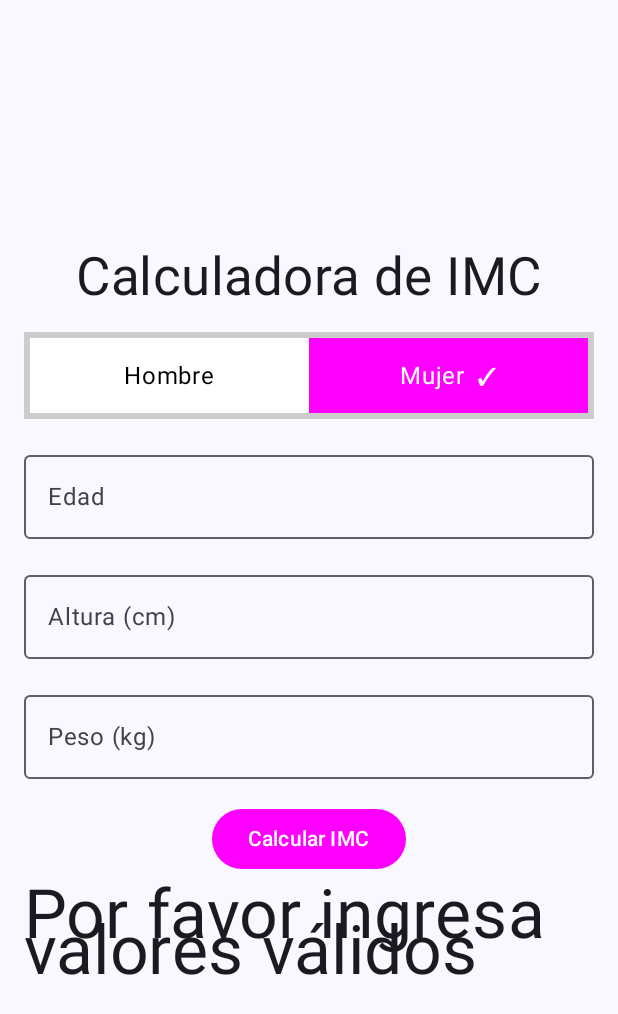
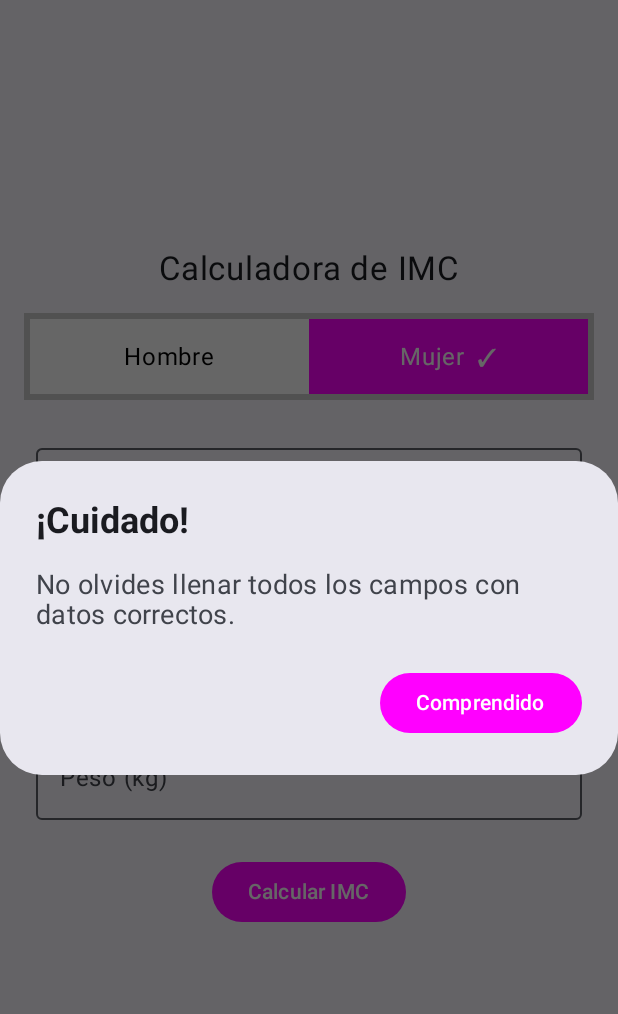
Before and after one commit to Anais-U/CalculadoraImcControlErrores, an Android app built with Jetpack Compose: the screen it shows after launch (MainActivity), after a tap on "Calcular IMC", on a phone screen of 412 x 824 dp. Shown: the top 1014 px of the screen. Run offline under Robolectric (Android 15) with nearby library versions, the phone set to English and light mode, and no system bars; 2 other taps on this screen came first.

Commit message:
manejando control de errores

```diff
--- a/app/build.gradle.kts
+++ b/app/build.gradle.kts
@@ -51,6 +51,7 @@ android {
 
 dependencies {
 
+
     implementation(libs.androidx.core.ktx)
     implementation(libs.androidx.lifecycle.runtime.ktx)
     implementation(libs.androidx.activity.compose)
@@ -59,6 +60,7 @@ dependencies {
     implementation(libs.androidx.ui.graphics)
     implementation(libs.androidx.ui.tooling.preview)
     implementation(libs.androidx.material3)
+    implementation(libs.androidx.runtime.livedata)
     testImplementation(libs.junit)
     androidTestImplementation(libs.androidx.junit)
     androidTestImplementation(libs.androidx.espresso.core)
--- a/app/src/main/java/cl/bootcamp/calculadoraimc/MainActivity.kt
+++ b/app/src/main/java/cl/bootcamp/calculadoraimc/MainActivity.kt
@@ -6,7 +6,7 @@ import androidx.activity.compose.setContent
 import androidx.compose.material3.MaterialTheme
 import androidx.compose.material3.Surface
 import cl.bootcamp.calculadoraimc.ui.theme.CalculadoraImcTheme
-import cl.bootcamp.calculadoraimc.vistas.HomeScreen
+import cl.bootcamp.calculadoraimc.view.HomeScreen
 
 class MainActivity : ComponentActivity() {
     override fun onCreate(savedInstanceState: Bundle?) {
--- a/app/src/main/java/cl/bootcamp/calculadoraimc/components/Button.kt
+++ b/app/src/main/java/cl/bootcamp/calculadoraimc/components/Button.kt
@@ -1,12 +1,34 @@
 package cl.bootcamp.calculadoraimc.components
 
 import androidx.compose.material3.Button
+import androidx.compose.material3.ButtonDefaults
 import androidx.compose.material3.Text
 import androidx.compose.runtime.Composable
+import androidx.compose.ui.graphics.Color
 
 @Composable
 fun CalcButton(onClick: () -> Unit) {
-    Button(onClick = onClick) {
+    Button(
+        onClick = onClick,
+        colors = ButtonDefaults.buttonColors(
+            containerColor = Color.Magenta, // Color de fondo del botón
+            contentColor = Color.White // Color del texto del botón
+        )
+    ) {
         Text("Calcular IMC")
     }
+
 }
+
+@Composable
+fun ConfirmButton(onClick: () -> Unit, buttonText: String = "Comprendido") {
+    Button(
+        onClick = onClick,
+        colors = ButtonDefaults.buttonColors(
+            containerColor = Color.Magenta,  // Color de fondo
+            contentColor = Color.White       // Color del texto
+        )
+    ) {
+        Text(buttonText)
+    }
+}
--- a/app/src/main/java/cl/bootcamp/calculadoraimc/components/InputField.kt
+++ b/app/src/main/java/cl/bootcamp/calculadoraimc/components/InputField.kt
@@ -1,41 +1,29 @@
 package cl.bootcamp.calculadoraimc.components
 
 import androidx.compose.foundation.layout.fillMaxWidth
+import androidx.compose.foundation.layout.padding
 import androidx.compose.foundation.text.KeyboardOptions
 import androidx.compose.material3.OutlinedTextField
 import androidx.compose.material3.Text
-import androidx.compose.runtime.*
+import androidx.compose.runtime.Composable
 import androidx.compose.ui.Modifier
-import androidx.compose.ui.text.input.KeyboardType
-import androidx.compose.ui.tooling.preview.Preview
+import androidx.compose.ui.unit.dp
 
 @Composable
 fun InputField(
     label: String,
-    value: MutableState<String>,
-    onValueChange: (String) -> Unit
+    value: String, // Cambiado a String
+    onValueChange: (String) -> Unit,
+    keyboardOptions: KeyboardOptions = KeyboardOptions.Default
 ) {
     OutlinedTextField(
-        value = value.value, // Aquí usamos el valor del MutableState
-        onValueChange = { newValue ->
-            value.value = newValue
-            onValueChange(newValue) // Llamamos a la función pasada como parámetro para manejar los cambios
-        },
+        value = value, // Utiliza directamente el valor
+        onValueChange = onValueChange, // Llama a la función pasada como parámetro
         label = { Text(label) },
-        modifier = Modifier.fillMaxWidth(),
-        keyboardOptions = KeyboardOptions(keyboardType = KeyboardType.Number) // Acepta solo números
+        modifier = Modifier
+            .fillMaxWidth()
+            .padding(8.dp),
+        keyboardOptions = keyboardOptions
     )
+
 }
-
-@Preview(showBackground = true)
-@Composable
-fun InputFieldPreview() {
-    // Para el preview usamos remember para crear un estado mutable
-    val textState = remember { mutableStateOf("") }
-
-    InputField(
-        label = "Altura (cm)", // Ejemplo de label
-        value = textState, // Estado mutable de ejemplo
-        onValueChange = {} // No necesitamos manejar cambios en el preview
-    )
-}
--- a/app/src/main/java/cl/bootcamp/calculadoraimc/model/IMCData.kt
+++ /dev/null
@@ -1,7 +0,0 @@
-package cl.bootcamp.calculadoraimc.model
-
-data class IMCData(
-    val gender: String = "Hombre",
-    val height: Float = 0f,
-    val weight: Float = 0f
-)
--- /dev/null
+++ b/app/src/main/java/cl/bootcamp/calculadoraimc/model/ImcModel.kt
@@ -0,0 +1,9 @@
+package cl.bootcamp.calculadoraimc.model
+
+
+data class ImcModel(
+    val age: String = "",
+    val gender: String = "Hombre",
+    val height: String = "",
+    val weight: String = ""
+)
--- /dev/null
+++ b/app/src/main/java/cl/bootcamp/calculadoraimc/view/HomeScreen.kt
@@ -0,0 +1,123 @@
+package cl.bootcamp.calculadoraimc.view
+
+import androidx.compose.foundation.layout.Arrangement
+import androidx.compose.foundation.layout.Column
+import androidx.compose.foundation.layout.Spacer
+import androidx.compose.foundation.layout.fillMaxSize
+import androidx.compose.foundation.layout.height
+import androidx.compose.foundation.layout.padding
+import androidx.compose.foundation.text.KeyboardOptions
+import androidx.compose.material3.AlertDialog
+import androidx.compose.material3.Text
+import androidx.compose.runtime.Composable
+import androidx.compose.ui.Alignment
+import androidx.compose.ui.Modifier
+import androidx.compose.ui.text.font.FontWeight
+import androidx.compose.ui.text.input.KeyboardType
+import androidx.compose.ui.tooling.preview.Preview
+import androidx.compose.ui.unit.dp
+import androidx.compose.ui.unit.sp
+import androidx.lifecycle.viewmodel.compose.viewModel
+import cl.bootcamp.calculadoraimc.components.CalcButton
+import cl.bootcamp.calculadoraimc.components.ConfirmButton
+import cl.bootcamp.calculadoraimc.components.InputField
+import cl.bootcamp.calculadoraimc.components.MultiButtonSegmented
+import cl.bootcamp.calculadoraimc.viewmodel.IMCViewModel
+
+@Composable
+fun HomeScreen(viewModel: IMCViewModel = viewModel()) {
+    val imcModel = viewModel.imcModel.value // Acceder al modelo de IMC
+    val imcResult = viewModel.imcResult.value
+    val showWarning = viewModel.showWarning.value
+
+    Column(
+        modifier = Modifier
+            .fillMaxSize()
+            .padding(16.dp),
+        horizontalAlignment = Alignment.CenterHorizontally,
+        verticalArrangement = Arrangement.Center
+    ) {
+        // Título
+        Text(
+            text = "Calculadora de IMC",
+            fontSize = 22.sp,
+            modifier = Modifier.padding(bottom = 16.dp)
+        )
+
+        // MultiButton Segmentado para el género
+        MultiButtonSegmented(
+            options = listOf("Hombre", "Mujer"),
+            selectedOption = imcModel.gender,
+            onOptionSelected = { viewModel.updateGender(it) }
+        )
+
+        Spacer(modifier = Modifier.height(16.dp))
+
+        // Input para Edad
+        InputField(
+            label = "Edad",
+            value = imcModel.age, // Pasar directamente el valor de edad
+            onValueChange = { viewModel.updateAge(it) },
+            keyboardOptions = KeyboardOptions(keyboardType = KeyboardType.Number)
+        )
+
+        Spacer(modifier = Modifier.height(16.dp))
+
+        // Input para Altura
+        InputField(
+            label = "Altura (cm)",
+            value = imcModel.height, // Pasar directamente el valor de altura
+            onValueChange = { viewModel.updateHeight(it) },
+            keyboardOptions = KeyboardOptions(keyboardType = KeyboardType.Number)
+        )
+
+        Spacer(modifier = Modifier.height(16.dp))
+
+        // Input para Peso
+        InputField(
+            label = "Peso (kg)",
+            value = imcModel.weight, // Pasar directamente el valor de peso
+            onValueChange = { viewModel.updateWeight(it) },
+            keyboardOptions = KeyboardOptions(keyboardType = KeyboardType.Number)
+        )
+
+        Spacer(modifier = Modifier.height(16.dp))
+
+        // Botón para calcular IMC
+        CalcButton(onClick = { viewModel.calcularIMC() })
+
+        Spacer(modifier = Modifier.height(16.dp))
+
+        // Resultado del IMC
+        Text(text = imcResult, fontSize = 35.sp)
+
+        // Mostrar el modal de advertencia si hay error
+        if (showWarning) {
+            AlertDialog(
+                onDismissRequest = { viewModel.dismissWarning() },
+                confirmButton = {
+                    ConfirmButton(onClick = { viewModel.dismissWarning() })  // Usando el botón personalizado
+                },
+                title = {
+                    Text(
+                        text = "¡Cuidado!",
+                        fontWeight = FontWeight.Bold,
+                        fontSize = 24.sp
+                    )
+                },
+                text = {
+                    Text(
+                        text = "No olvides llenar todos los campos con datos correctos.",
+                        fontSize = 18.sp
+                    )
+                }
+            )
+        }
+    }
+}
+
+@Preview(showBackground = true)
+@Composable
+fun HomeScreenPreview() {
+    HomeScreen()
+}
--- a/app/src/main/java/cl/bootcamp/calculadoraimc/viewmodel/IMCViewModel.kt
+++ /dev/null
@@ -1,32 +0,0 @@
-package cl.bootcamp.calculadoraimc.viewmodel
-
-import androidx.compose.runtime.mutableStateOf
-import androidx.lifecycle.ViewModel
-import androidx.lifecycle.viewModelScope
-import cl.bootcamp.calculadoraimc.model.IMCData
-import kotlinx.coroutines.launch
-
-class IMCViewModel : ViewModel() {
-    var imcData = mutableStateOf(IMCData())
-    var imcResult = mutableStateOf("")
-
-    fun updateGender(gender: String) {
-        imcData.value = imcData.value.copy(gender = gender)
-    }
-
-    fun updateHeight(height: Float) {
-        imcData.value = imcData.value.copy(height = height)
-    }
-
-    fun updateWeight(weight: Float) {
-        imcData.value = imcData.value.copy(weight = weight)
-    }
-
-    fun calculateIMC() {
-        viewModelScope.launch {
-            val heightInMeters = imcData.value.height / 100
-            val imc = imcData.value.weight / (heightInMeters * heightInMeters)
-            imcResult.value = "IMC: %.2f".format(imc)
-        }
-    }
-}
--- /dev/null
+++ b/app/src/main/java/cl/bootcamp/calculadoraimc/viewmodel/ImcViewModel.kt
@@ -0,0 +1,46 @@
+package cl.bootcamp.calculadoraimc.viewmodel
+
+import androidx.compose.runtime.MutableState
+import androidx.compose.runtime.mutableStateOf
+import androidx.lifecycle.ViewModel
+import cl.bootcamp.calculadoraimc.model.ImcModel
+import kotlin.math.pow
+
+class IMCViewModel : ViewModel() {
+    val imcModel: MutableState<ImcModel> = mutableStateOf(ImcModel())
+    var imcResult: MutableState<String> = mutableStateOf("")
+    var showWarning: MutableState<Boolean> = mutableStateOf(false) // Inicializar correctamente
+
+    fun calcularIMC() {
+        val height = imcModel.value.height.toFloatOrNull()
+        val weight = imcModel.value.weight.toFloatOrNull()
+
+        if (height != null && weight != null && height > 0) {
+            val imc = weight / (height / 100).pow(2)
+            imcResult.value = "Tu IMC es: %.2f".format(imc)
+        } else {
+            // Mostrar el modal si los datos no son válidos
+            showWarning.value = true
+        }
+    }
+
+    fun dismissWarning() {
+        showWarning.value = false
+    }
+
+    fun updateAge(newAge: String) {
+        imcModel.value = imcModel.value.copy(age = newAge)
+    }
+
+    fun updateGender(newGender: String) {
+        imcModel.value = imcModel.value.copy(gender = newGender)
+    }
+
+    fun updateHeight(newHeight: String) {
+        imcModel.value = imcModel.value.copy(height = newHeight)
+    }
+
+    fun updateWeight(newWeight: String) {
+        imcModel.value = imcModel.value.copy(weight = newWeight)
+    }
+}
--- a/app/src/main/java/cl/bootcamp/calculadoraimc/vistas/HomeScreen.kt
+++ /dev/null
@@ -1,115 +0,0 @@
-package cl.bootcamp.calculadoraimc.vistas
-
-import androidx.compose.ui.unit.sp
-import androidx.compose.foundation.layout.*
-import androidx.compose.material3.Button
-import androidx.compose.material3.ButtonDefaults
-import androidx.compose.material3.Text
-
-import androidx.compose.runtime.*
-import androidx.compose.ui.Alignment
-import androidx.compose.ui.Modifier
-import androidx.compose.ui.graphics.Color
-import androidx.compose.ui.tooling.preview.Preview
-import androidx.compose.ui.unit.dp
-import cl.bootcamp.calculadoraimc.components.InputField
-import cl.bootcamp.calculadoraimc.components.MultiButtonSegmented
-
-@Composable
-fun HomeScreen() {
-    // Crear estados mutables para los valores de entrada
-    val age = remember { mutableStateOf("") }
-    val height = remember { mutableStateOf("") }
-    val weight = remember { mutableStateOf("") }
-    var selectedGender by remember { mutableStateOf("Hombre") }
-    var imcResult by remember { mutableStateOf("") }
-
-    fun calcularIMC(peso: String, altura: String): String {
-        val pesoDouble = peso.toDoubleOrNull()
-        val alturaDouble = altura.toDoubleOrNull()?.div(100) // Convertimos de cm a metros
-
-        return if (pesoDouble != null && alturaDouble != null && alturaDouble > 0) {
-            val imc = pesoDouble / (alturaDouble * alturaDouble)
-            "Tu IMC es: %.2f".format(imc)
-        } else {
-            "Por favor ingresa valores válidos"
-        }
-    }
-
-    Column(
-        modifier = Modifier
-            .fillMaxSize()
-            .padding(16.dp),
-        horizontalAlignment = Alignment.CenterHorizontally,
-        verticalArrangement = Arrangement.Center
-    ) {
-        // Título
-        Text(text = "Calculadora de IMC",
-            fontSize = 35.sp,
-            modifier = Modifier.padding(bottom = 16.dp)
-        )
-
-        // MultiButton Segmentado
-        MultiButtonSegmented(
-            options = listOf("Hombre", "Mujer"),
-            selectedOption = selectedGender,
-            onOptionSelected = { selectedGender = it }
-        )
-
-        Spacer(modifier = Modifier.height(16.dp))
-
-        // Pregunta de Edad
-        InputField(
-            label = "Edad",
-            value = age,
-            onValueChange = { age.value = it }
-        )
-
-        Spacer(modifier = Modifier.height(16.dp))
-
-
-
-        // Pregunta de Altura
-        InputField(
-            label = "Altura (cm)",
-            value = height,
-            onValueChange = { height.value = it }
-        )
-
-        Spacer(modifier = Modifier.height(16.dp))
-
-        // Pregunta de Peso
-        InputField(
-            label = "Peso (kg)",
-            value = weight,
-            onValueChange = { weight.value = it }
-        )
-
-        Spacer(modifier = Modifier.height(16.dp))
-
-        // Botón para calcular IMC
-        Button(
-            onClick = {
-                imcResult = calcularIMC(weight.value, height.value)
-            },
-            colors = ButtonDefaults.buttonColors(
-                containerColor = Color.Magenta, // Color de fondo
-                contentColor = Color.White // Color del texto
-            )
-        ) {
-            Text(text = "Calcular IMC")
-        }
-
-        // Resultado del IMC
-        Text(text = imcResult,
-            fontSize = 45.sp
-        )
-
-    }
-}
-
-@Preview(showBackground = true)
-@Composable
-fun HomeScreenPreview() {
-    HomeScreen()
-}
--- a/gradle/libs.versions.toml
+++ b/gradle/libs.versions.toml
@@ -9,6 +9,7 @@ lifecycleRuntimeKtx = "2.8.5"
 activityCompose = "1.9.2"
 composeBom = "2024.04.01"
 navigationCompose = "2.8.0"
+runtimeLivedata = "1.7.1"
 
 [libraries]
 androidx-core-ktx = { group = "androidx.core", name = "core-ktx", version.ref = "coreKtx" }
@@ -26,6 +27,7 @@ androidx-ui-tooling-preview = { group = "androidx.compose.ui", name = "ui-toolin
 androidx-ui-test-manifest = { group = "androidx.compose.ui", name = "ui-test-manifest" }
 androidx-ui-test-junit4 = { group = "androidx.compose.ui", name = "ui-test-junit4" }
 androidx-material3 = { group = "androidx.compose.material3", name = "material3" }
+androidx-runtime-livedata = { group = "androidx.compose.runtime", name = "runtime-livedata", version.ref = "runtimeLivedata" }
 
 [plugins]
 android-application = { id = "com.android.application", version.ref = "agp" }
```
